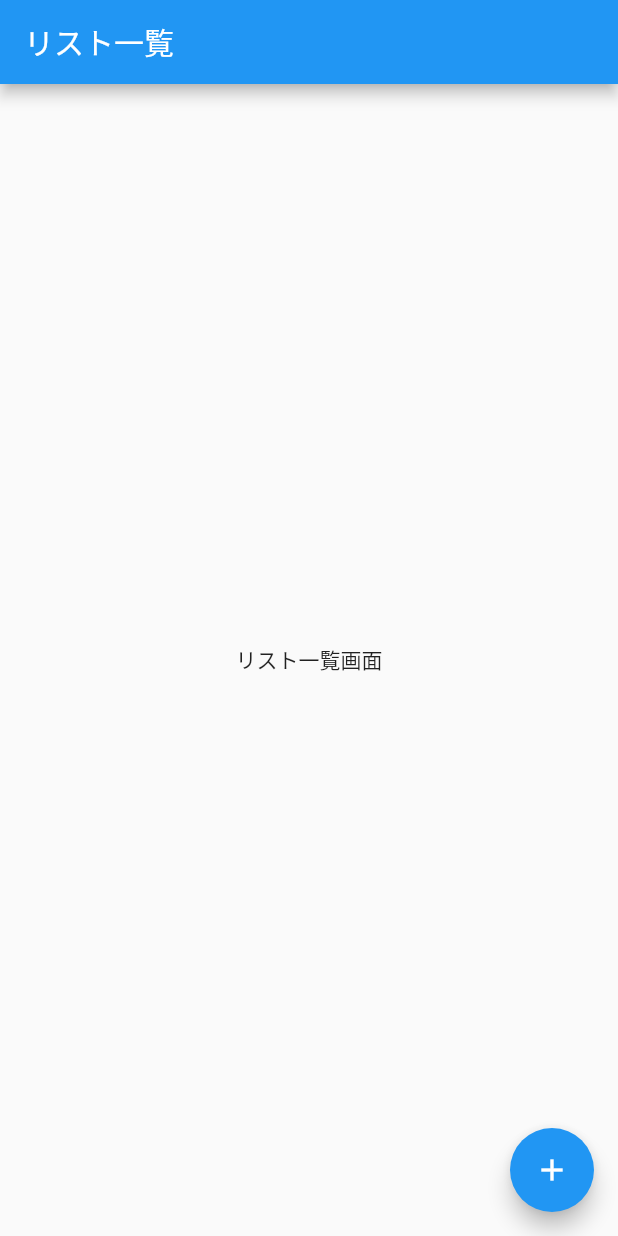
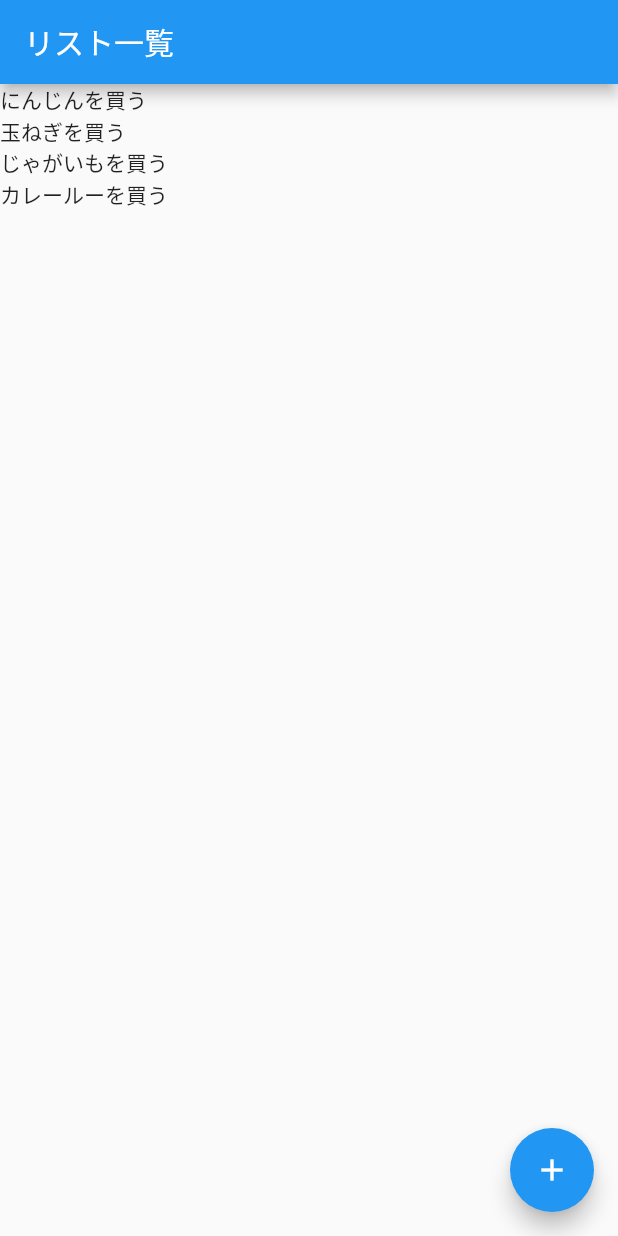
Before and after one commit to jiko797torayo/flutter_mytodoapp, a Flutter app: the screen it shows after launch, on a phone screen of 412 x 824 dp. Run offline on Flutter 3.47's test engine with Material 2 defaults, Android fonts, the light colour scheme and no system bars.

Commit message:
add/リスト一覧を表示する/oishi

```diff
--- a/lib/main.dart
+++ b/lib/main.dart
@@ -30,8 +30,13 @@ class TodoListPage extends StatelessWidget {
       appBar: AppBar(
         title: Text('リスト一覧'),
       ),
-      body: Center(
-        child: Text('リスト一覧画面'),
+      body: ListView(
+        children: [
+          Text('にんじんを買う'),
+          Text('玉ねぎを買う'),
+          Text('じゃがいもを買う'),
+          Text('カレールーを買う'),
+        ],
       ),
       floatingActionButton: FloatingActionButton(
         onPressed: () {
```
